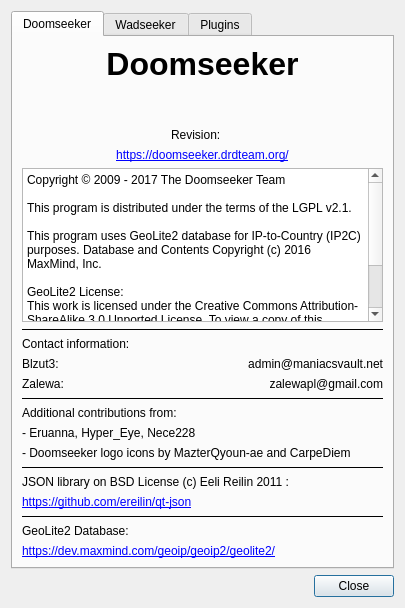
Above: src/core/gui/aboutdialog.ui from Destroyerrrocket/doomseeker-unofficial before the change. Below: the same form after it.
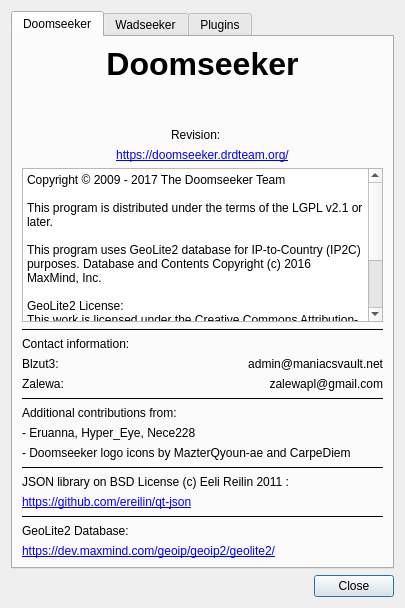
That is the form after the change.

Commit message: - Added "or later" to the "LGPL v2.1" notice in the about dialog. - Wadseeker: added similar "or later" to the LGPL v2.1 notice returned by WadseekerVersionInfo::description().

What changed in the file:
```diff
--- a/src/core/gui/aboutdialog.ui
+++ b/src/core/gui/aboutdialog.ui
@@ -162,7 +162,7 @@
          <property name="plainText">
           <string>Copyright © 2009 - 2017 The Doomseeker Team
 
-This program is distributed under the terms of the LGPL v2.1.
+This program is distributed under the terms of the LGPL v2.1 or later.
 
 This program uses GeoLite2 database for IP-to-Country (IP2C) purposes. Database and Contents Copyright (c) 2016 MaxMind, Inc.
 
```
The commit also changes 2 other files.
